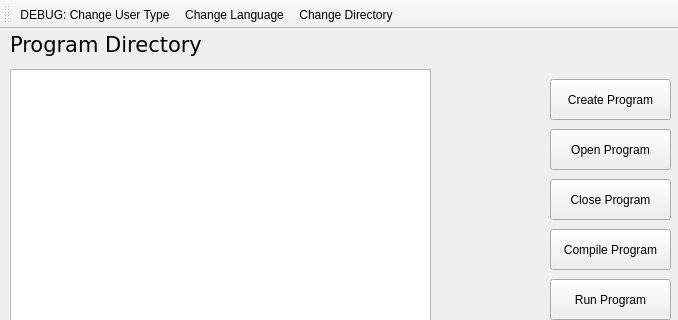
Qt form SCAPES/mainwindow.ui (darren-zdc/SCAPES_COMP3004) before a commit; both pictures show x 0 to 678 and y 0 to 320 of the 678 by 516 pixel window.
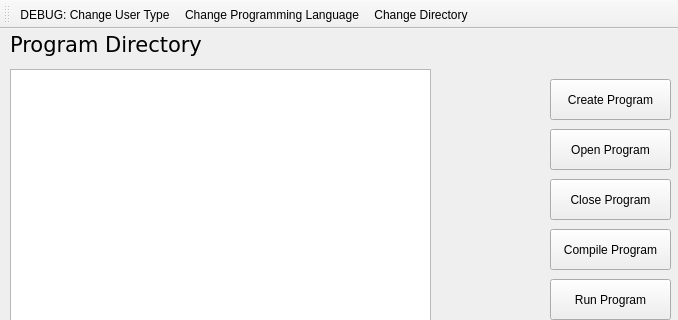
The same form after that commit.

Commit message: altered ui elements, added explanation for presence of change programming language option

```diff
--- a/SCAPES/mainwindow.ui
+++ b/SCAPES/mainwindow.ui
@@ -161,7 +161,7 @@
   </action>
   <action name="actionChange_Language">
    <property name="text">
-    <string>Change Language</string>
+    <string>Change Programming Language</string>
    </property>
   </action>
   <action name="actionChange_Directory">
```
The commit also changes 2 other files.
